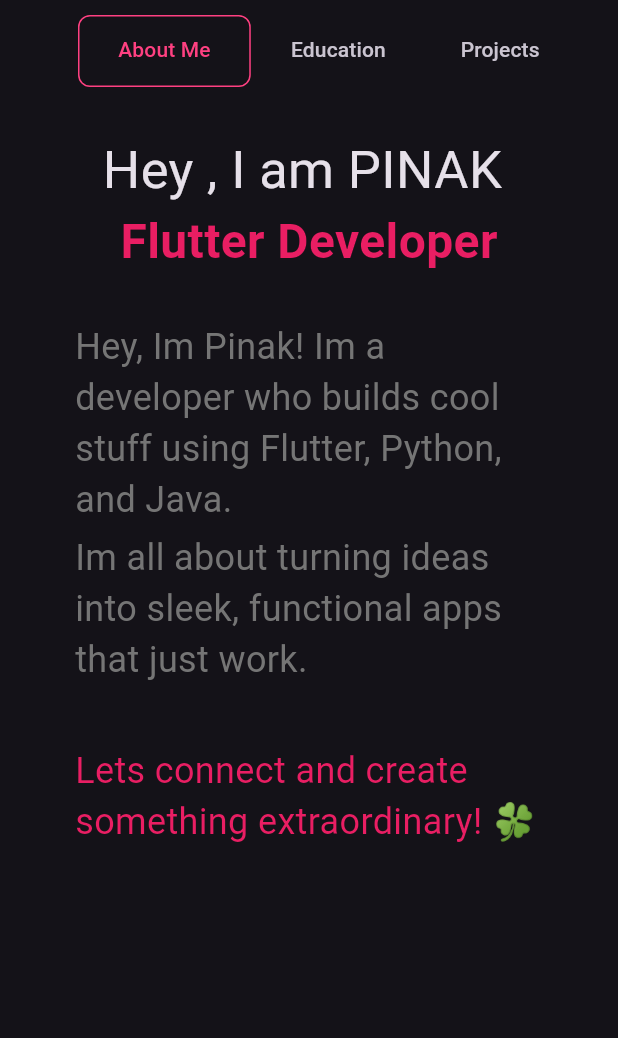
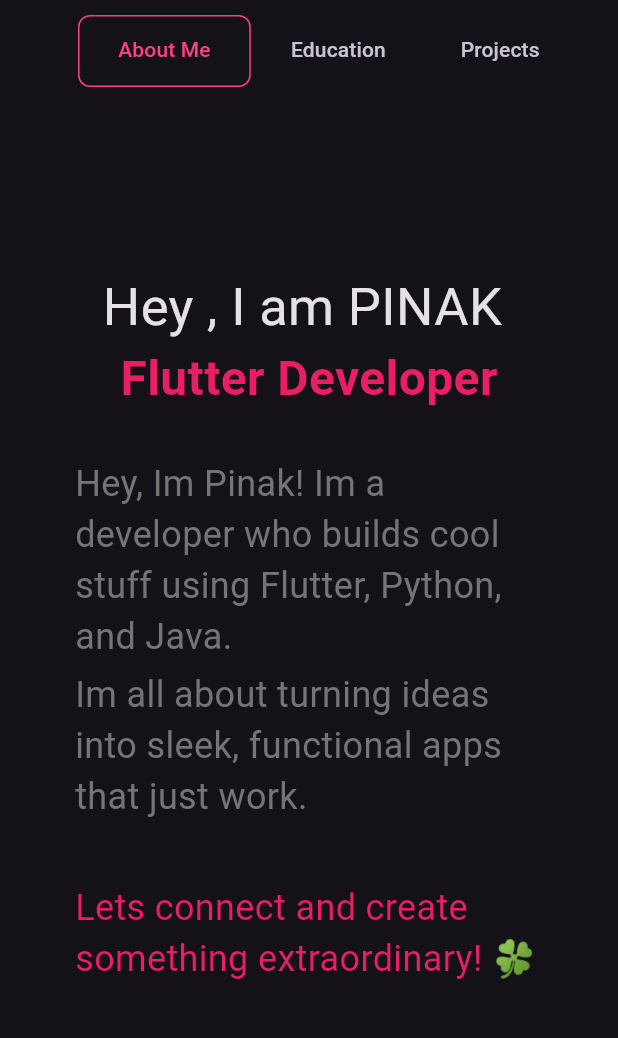
Before and after one commit to PINAK-TILAVAT/PINAK-PORTFOLIO, a Flutter app: the screen it shows after launch, on a phone screen of 412 x 824 dp, the part 69-1107 px from its top. Run offline on Flutter 3.47's test engine with Material 3 defaults, Android fonts, the phone set to English and light mode, and no system bars; drawn by our look-alikes of animated_text_kit.

Commit message:
Portfolio Updated

```diff
--- a/lib/pages/aboutMe.dart
+++ b/lib/pages/aboutMe.dart
@@ -7,12 +7,12 @@ class AboutMe extends StatelessWidget {
   @override
   Widget build(BuildContext context) {
     return Center(
+      child: SingleChildScrollView(
+        scrollDirection: Axis.vertical,
         child: Column(
-        mainAxisAlignment: MainAxisAlignment.start,
+
           children: [
-          SizedBox(
-            height: 30,
-          ),
+
             Animatedtext(),
             SizedBox(
               height: 30,
@@ -20,7 +20,7 @@ class AboutMe extends StatelessWidget {
             Padding(
               padding: const EdgeInsets.symmetric(horizontal: 50.0),
               child: Column(
-              mainAxisAlignment: MainAxisAlignment.center,
+
                 children: [
                   Text(
                       "Hey, Im Pinak! Im a developer who builds "
@@ -47,6 +47,7 @@ class AboutMe extends StatelessWidget {
             )
           ],
         ),
+      ),
     );
   }
 }
--- a/lib/pages/certification.dart
+++ b/lib/pages/certification.dart
@@ -12,6 +12,9 @@ class Certification extends StatelessWidget {
         padding: const EdgeInsets.symmetric(horizontal: 20.0),
         child: ListView(
           children: [
+            CertificateTile(certificateName:"MY RESUME", certificateUrl: "https://drive.google.com/file/d/1P_Z809wtJEzHo5SGFHRqNodO-5OeOFqd/view?usp=sharing"),
+            SizedBox(height: 10,),
+            Divider(),
             CertificateTile(
               certificateName:
                   "Programming for Everybody University of Michigan",
--- a/lib/pages/socials.dart
+++ b/lib/pages/socials.dart
@@ -13,6 +13,7 @@ class Socials extends StatelessWidget {
   Widget build(BuildContext context) {
     return Padding(
       padding: const EdgeInsets.symmetric(horizontal: 20, vertical: 20),
+      child: SingleChildScrollView(
         child: Column(
           crossAxisAlignment: CrossAxisAlignment.start,
           children: [
@@ -50,6 +51,7 @@ class Socials extends StatelessWidget {
             )
           ],
         ),
+      ),
     );
   }
 }
```
Also changed, not shown: 1 other file. Lines whose indentation alone changed are shown as unchanged.
